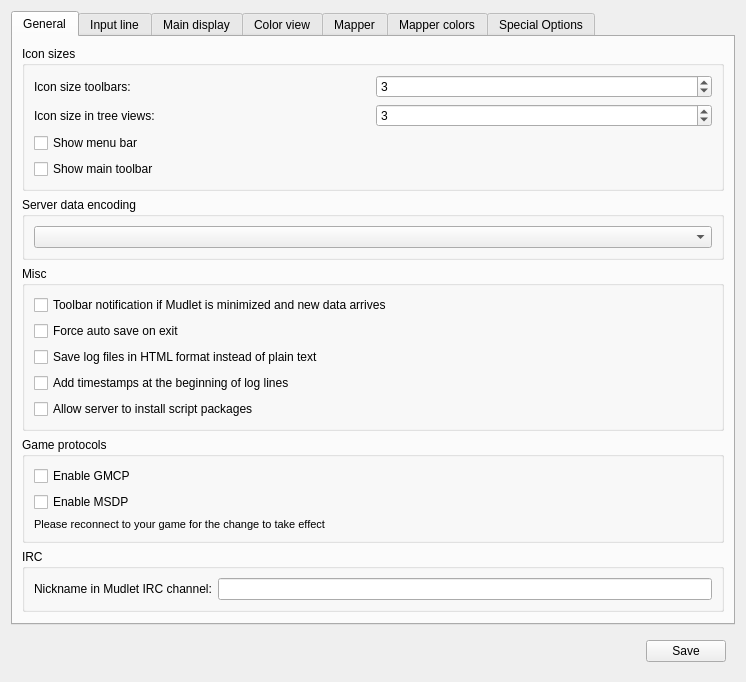
First picture: the form in src/ui/profile_preferences.ui, repository Mudlet/Mudlet, before the edit.
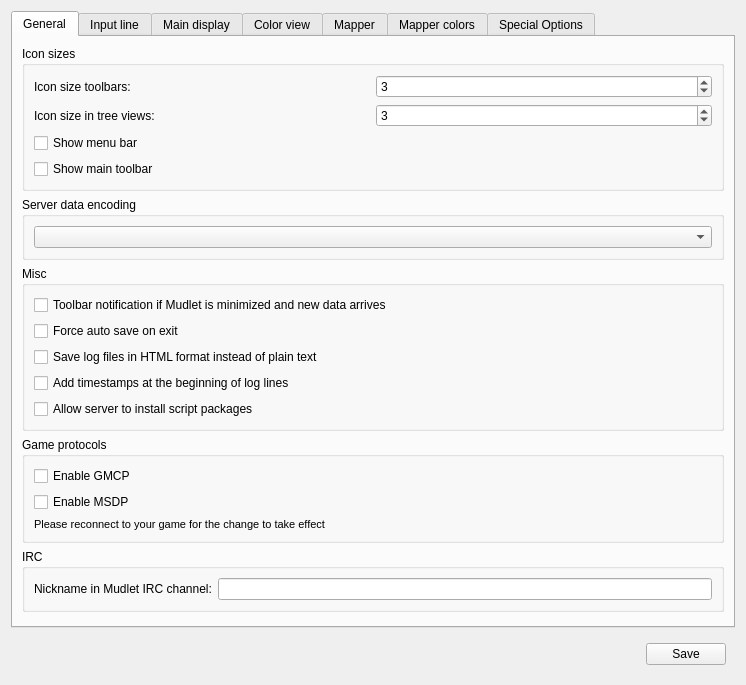
Second picture: the form after the edit. Icons and pictures are not drawn.

What changed in the file:
```diff
--- a/src/ui/profile_preferences.ui
+++ b/src/ui/profile_preferences.ui
@@ -6,8 +6,8 @@
    <rect>
     <x>0</x>
     <y>0</y>
-    <width>744</width>
-    <height>668</height>
+    <width>742</width>
+    <height>685</height>
    </rect>
   </property>
   <property name="sizePolicy">
```
